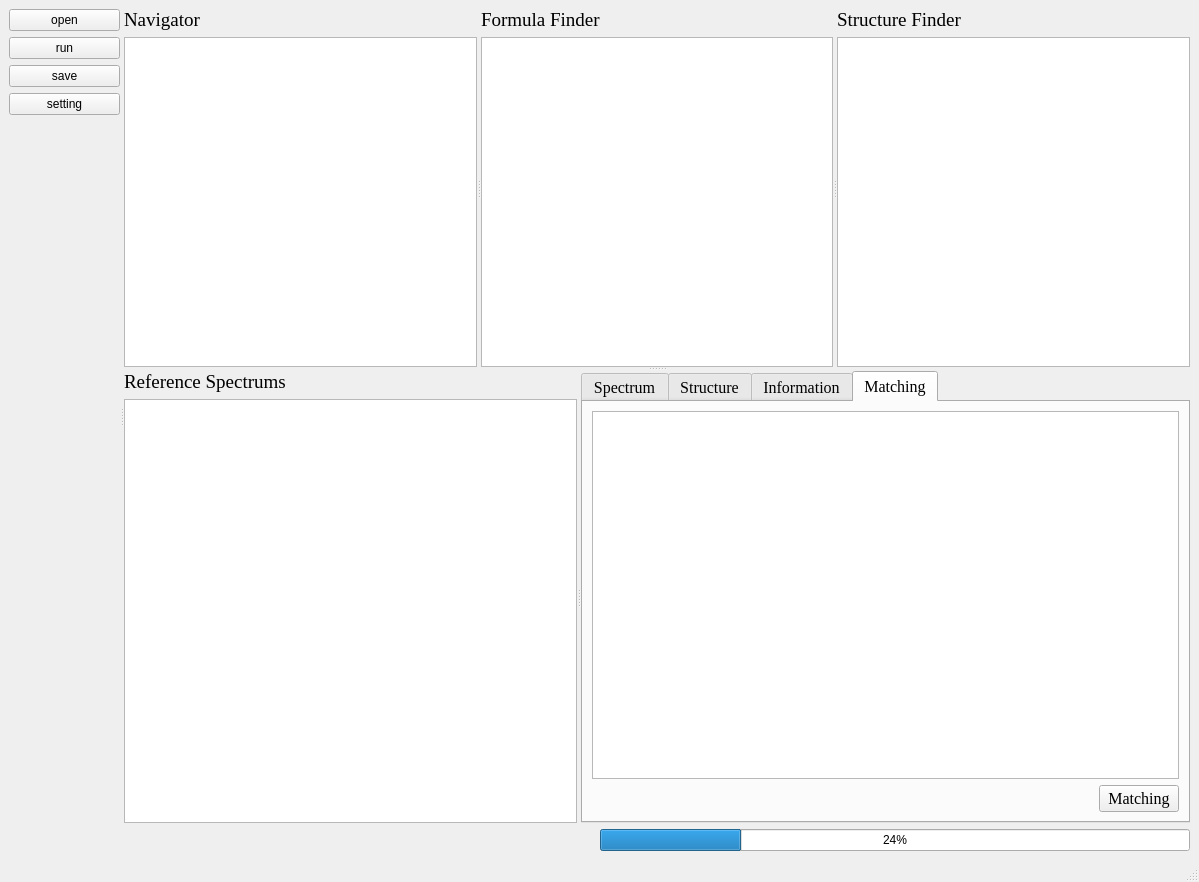
Old version of the form ui/main.ui in the repository hcji/DeepMASS2_GUI.
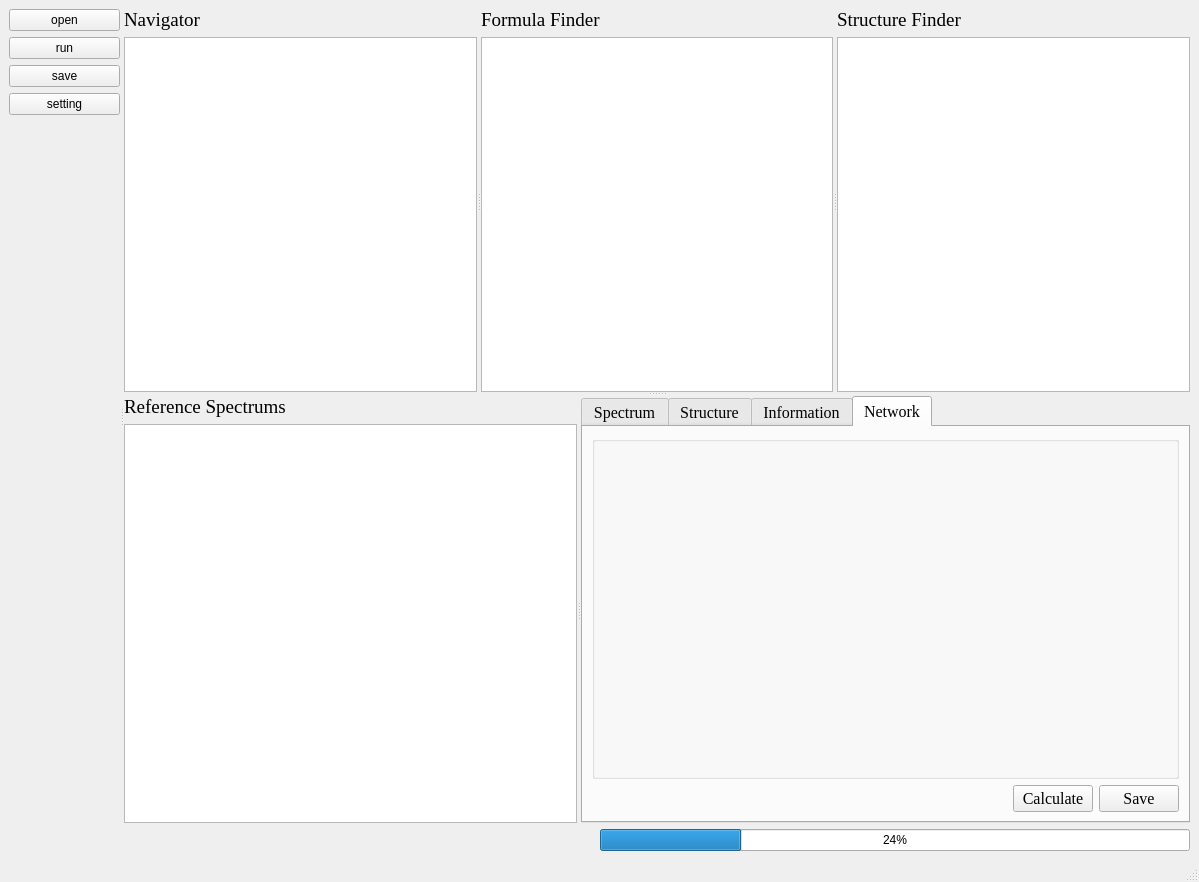
New version of the form. The open tabs and pages were chosen to show the change. Icons and pictures are not drawn.

Diff of the .ui file:
```diff
--- a/ui/main.ui
+++ b/ui/main.ui
@@ -420,13 +420,13 @@
          </widget>
          <widget class="QWidget" name="page_matching">
           <attribute name="title">
-           <string>Matching</string>
+           <string>Network</string>
           </attribute>
           <layout class="QGridLayout" name="gridLayout_5">
            <item row="1" column="1">
             <widget class="QPushButton" name="butt_match">
              <property name="text">
-              <string>Matching</string>
+              <string>Calculate</string>
              </property>
             </widget>
            </item>
@@ -443,11 +443,18 @@
              </property>
             </spacer>
            </item>
-           <item row="0" column="0" colspan="2">
-            <widget class="QTableView" name="tab_matching">
-             <attribute name="horizontalHeaderStretchLastSection">
-              <bool>true</bool>
-             </attribute>
+           <item row="1" column="2">
+            <widget class="QPushButton" name="butt_netsave">
+             <property name="text">
+              <string>Save</string>
+             </property>
+            </widget>
+           </item>
+           <item row="0" column="0" colspan="3">
+            <widget class="QGroupBox" name="groupBoxNet">
+             <property name="title">
+              <string/>
+             </property>
             </widget>
            </item>
           </layout>
```
Left out of the diff: 4 changed lines with no effect on the pictures.
